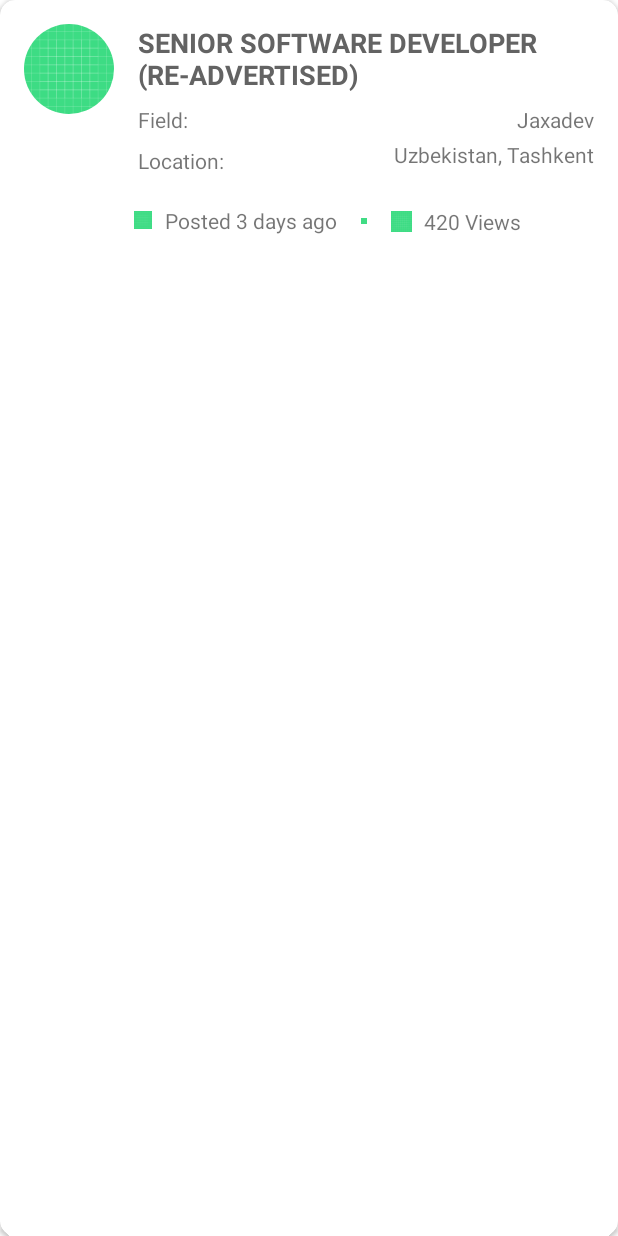
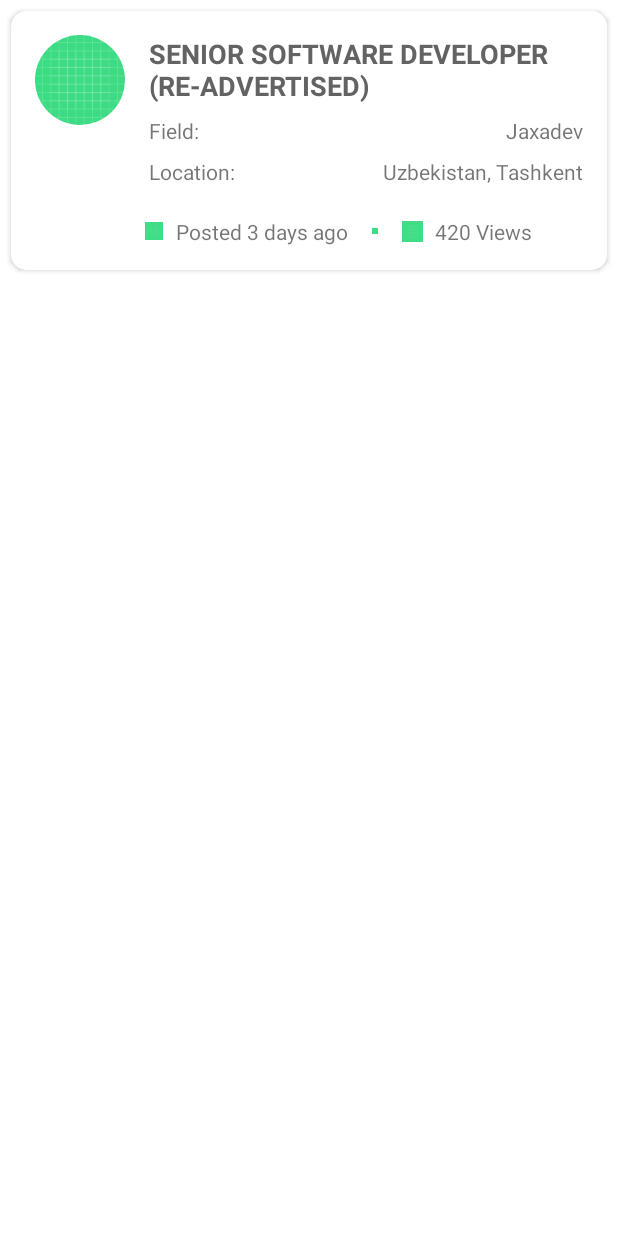
Before and after one commit to NajotTa-lim-Android2/Work-n-hire, an Android app: the layout specialists_item_layout.xml on its own in the app's theme, with its tools: preview values and no code run, on a phone screen of 412 x 824 dp. Run offline under Robolectric (Android 15) with nearby library versions, the phone set to English and light mode, and no system bars; plain views replace RoundedImageView.

Commit message:
Everything was done except the UI

```diff
--- a/app/src/main/AndroidManifest.xml
+++ b/app/src/main/AndroidManifest.xml
@@ -2,7 +2,10 @@
 <manifest xmlns:android="http://schemas.android.com/apk/res/android"
     package="uz.najottalim.work_n_hire">
 
+    <uses-permission android:name="android.permission.INTERNET" />
+
     <application
+        android:name=".ApplicationClass"
         android:allowBackup="true"
         android:icon="@mipmap/ic_launcher"
         android:label="@string/app_name"
--- a/app/src/main/res/layout/specialists_item_layout.xml
+++ b/app/src/main/res/layout/specialists_item_layout.xml
@@ -2,12 +2,13 @@
 <androidx.cardview.widget.CardView xmlns:android="http://schemas.android.com/apk/res/android"
     xmlns:app="http://schemas.android.com/apk/res-auto"
     android:layout_width="match_parent"
-    android:layout_height="match_parent"
-    app:cardCornerRadius="10dp">
+    android:layout_height="wrap_content"
+    app:cardCornerRadius="10dp"
+    android:layout_margin="7dp">
 
     <androidx.constraintlayout.widget.ConstraintLayout
         android:layout_width="match_parent"
-        android:layout_height="match_parent"
+        android:layout_height="wrap_content"
         android:layout_margin="16dp">
 
         <com.makeramen.roundedimageview.RoundedImageView
@@ -15,6 +16,7 @@
             android:layout_width="60dp"
             android:layout_height="60dp"
             android:layout_gravity="center_horizontal"
+            android:scaleType="centerCrop"
             android:src="@drawable/ic_launcher_background"
             app:layout_constraintBottom_toBottomOf="parent"
             app:layout_constraintEnd_toEndOf="parent"
@@ -26,7 +28,7 @@
             app:riv_oval="true" />
 
         <TextView
-            android:id="@+id/tv_specialist_field"
+            android:id="@+id/tv_specialist_name"
             android:layout_width="wrap_content"
             android:layout_height="wrap_content"
             android:layout_marginStart="16dp"
@@ -51,8 +53,8 @@
             app:layout_constraintBottom_toBottomOf="parent"
             app:layout_constraintEnd_toEndOf="parent"
             app:layout_constraintHorizontal_bias="0.0"
-            app:layout_constraintStart_toStartOf="@+id/tv_specialist_field"
-            app:layout_constraintTop_toBottomOf="@+id/tv_specialist_field"
+            app:layout_constraintStart_toStartOf="@+id/tv_specialist_name"
+            app:layout_constraintTop_toBottomOf="@+id/tv_specialist_name"
             app:layout_constraintVertical_bias="0.0" />
 
         <TextView
@@ -69,7 +71,7 @@
             app:layout_constraintVertical_bias="0.0" />
 
         <TextView
-            android:id="@+id/tv_specialist_name"
+            android:id="@+id/tv_specialist_filed"
             android:layout_width="wrap_content"
             android:layout_height="wrap_content"
             android:text="@string/mock_specialist"
@@ -77,7 +79,8 @@
             app:layout_constraintEnd_toEndOf="parent"
             app:layout_constraintHorizontal_bias="1.0"
             app:layout_constraintStart_toEndOf="@+id/company"
-            app:layout_constraintTop_toTopOf="@+id/company" />
+            app:layout_constraintTop_toTopOf="@+id/company"
+            app:layout_constraintVertical_bias="1.0" />
 
         <TextView
             android:id="@+id/tv_specialist_location"
@@ -88,7 +91,8 @@
             app:layout_constraintEnd_toEndOf="parent"
             app:layout_constraintHorizontal_bias="1.0"
             app:layout_constraintStart_toEndOf="@+id/location"
-            app:layout_constraintTop_toBottomOf="@+id/company" />
+            app:layout_constraintTop_toBottomOf="@+id/company"
+            app:layout_constraintVertical_bias="1.0" />
 
         <ImageView
             android:id="@+id/imageView"
@@ -144,8 +148,8 @@
             android:id="@+id/tv_post_views"
             android:layout_width="wrap_content"
             android:layout_height="wrap_content"
+            android:layout_marginStart="8dp"
             android:text="@string/mock_views"
-            android:layout_marginStart="8dp"
             app:layout_constraintBottom_toBottomOf="@+id/imageView3"
             app:layout_constraintEnd_toEndOf="parent"
             app:layout_constraintHorizontal_bias="0.0"
--- a/build.gradle
+++ b/build.gradle
@@ -1,13 +1,19 @@
 // Top-level build file where you can add configuration options common to all sub-projects/modules.
 buildscript {
     ext.kotlin_version = "1.5.10"
+    ext {
+        nav_version = "2.3.4"
+    }
     repositories {
         google()
+        jcenter()
         mavenCentral()
     }
     dependencies {
         classpath "com.android.tools.build:gradle:4.2.1"
         classpath "org.jetbrains.kotlin:kotlin-gradle-plugin:$kotlin_version"
+
+        classpath "androidx.navigation:navigation-safe-args-gradle-plugin:$nav_version"
 
         // NOTE: Do not place your application dependencies here; they belong
         // in the individual module build.gradle files
```
Also changed, not shown: app/build.gradle (+15 -0 lines), app/src/main/java/uz/najottalim/work_n_hire/ApplicationClass.kt (added, +17 -0 lines), app/src/main/java/uz/najottalim/work_n_hire/MoreInfoFragment.kt (+8 -2 lines), app/src/main/java/uz/najottalim/work_n_hire/SpecialistsFragment.kt (+97 -2 lines), app/src/main/java/uz/najottalim/work_n_hire/SpecialistsRecyclerViewAdapter.kt (+6 -1 lines), app/src/main/res/navigation/main_navigation.xml (+15 -11 lines).
